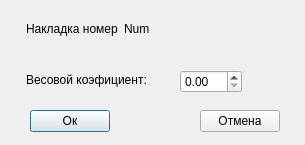
This is selectWeight.ui in PointlessAlbatross/CAD-A_Qt as Qt 5 draws it before an edit. The edited form follows.
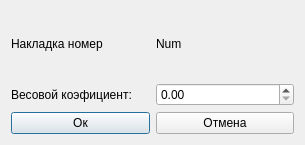
This is the edited form.

The edit to the form file:
```diff
--- a/selectWeight.ui
+++ b/selectWeight.ui
@@ -13,41 +13,38 @@
   <property name="windowTitle">
    <string>Выбор весового коэффициента</string>
   </property>
-  <widget class="QPushButton" name="pushButton">
-   <property name="geometry">
-    <rect>
-     <x>30</x>
-     <y>110</y>
-     <width>80</width>
-     <height>22</height>
-    </rect>
-   </property>
+  <layout class="QGridLayout" name="gridLayout_4">
+   <item row="0" column="0">
+    <layout class="QGridLayout" name="gridLayout_3">
+     <item row="0" column="0">
+      <layout class="QHBoxLayout" name="horizontalLayout">
+       <item>
+        <widget class="QLabel" name="label">
    <property name="text">
-    <string>Ок</string>
-   </property>
-  </widget>
-  <widget class="QPushButton" name="pushButton_2">
-   <property name="geometry">
-    <rect>
-     <x>200</x>
-     <y>110</y>
-     <width>80</width>
-     <height>22</height>
-    </rect>
-   </property>
+          <string>Накладка номер</string>
+         </property>
+        </widget>
+       </item>
+       <item>
+        <widget class="QLabel" name="label_num">
    <property name="text">
-    <string>Отмена</string>
-   </property>
-  </widget>
-  <widget class="QDoubleSpinBox" name="doubleSpinBox">
-   <property name="geometry">
-    <rect>
-     <x>180</x>
-     <y>70</y>
-     <width>62</width>
-     <height>23</height>
-    </rect>
-   </property>
+          <string>Num</string>
+         </property>
+        </widget>
+       </item>
+      </layout>
+     </item>
+     <item row="1" column="0">
+      <layout class="QGridLayout" name="gridLayout">
+       <item row="0" column="0">
+        <widget class="QLabel" name="label_2">
+         <property name="text">
+          <string>Весовой коэфициент:</string>
+         </property>
+        </widget>
+       </item>
+       <item row="0" column="1">
+        <widget class="QDoubleSpinBox" name="weightBox">
    <property name="locale">
     <locale language="English" country="UnitedStates"/>
    </property>
@@ -58,45 +55,30 @@
     <double>0.010000000000000</double>
    </property>
   </widget>
-  <widget class="QLabel" name="label_2">
-   <property name="geometry">
-    <rect>
-     <x>26</x>
-     <y>70</y>
-     <width>141</width>
-     <height>20</height>
-    </rect>
-   </property>
+       </item>
+      </layout>
+     </item>
+     <item row="2" column="0">
+      <layout class="QGridLayout" name="gridLayout_2">
+       <item row="0" column="0">
+        <widget class="QPushButton" name="pushButton">
    <property name="text">
-    <string>Весовой коэфициент:</string>
-   </property>
-  </widget>
-  <widget class="QWidget" name="layoutWidget">
-   <property name="geometry">
-    <rect>
-     <x>26</x>
-     <y>20</y>
-     <width>171</width>
-     <height>17</height>
-    </rect>
-   </property>
-   <layout class="QHBoxLayout" name="horizontalLayout">
-    <item>
-     <widget class="QLabel" name="label">
-      <property name="text">
-       <string>Накладка номер</string>
-      </property>
-     </widget>
-    </item>
-    <item>
-     <widget class="QLabel" name="label_num">
+          <string>Ок</string>
+         </property>
+        </widget>
+       </item>
+       <item row="0" column="1">
+        <widget class="QPushButton" name="pushButton_2">
       <property name="text">
-       <string>Num</string>
+          <string>Отмена</string>
       </property>
      </widget>
     </item>
    </layout>
-  </widget>
+     </item>
+    </layout>
+   </item>
+  </layout>
  </widget>
  <resources/>
  <connections/>
```
Lines whose indentation alone changed are shown as unchanged.
